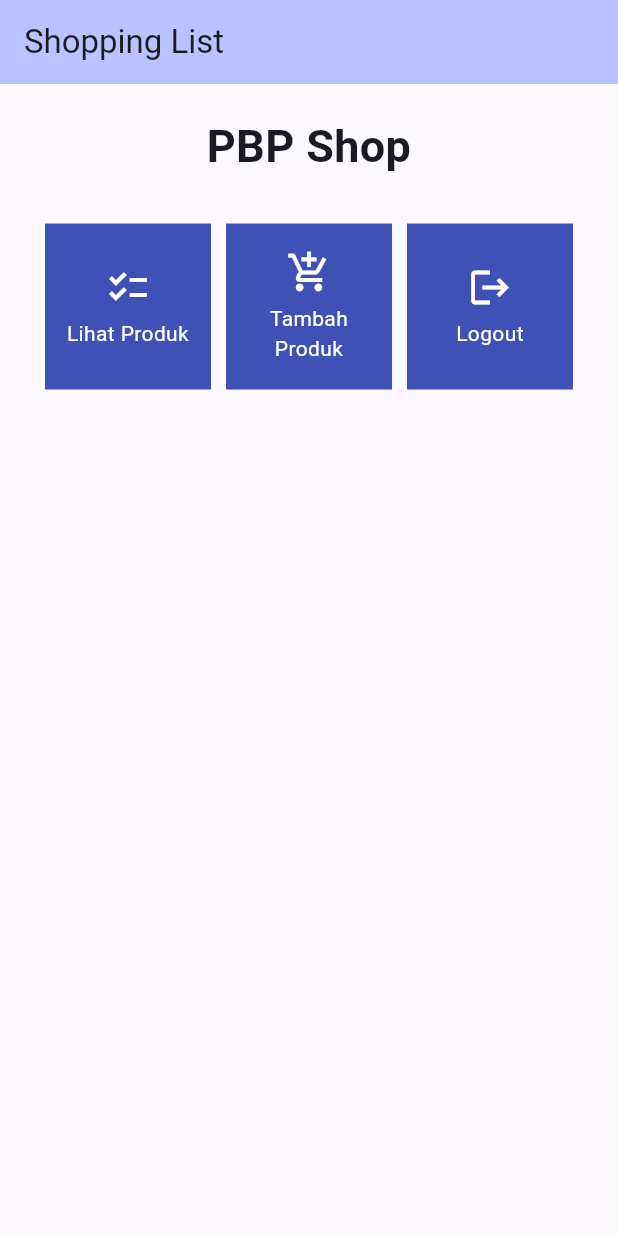
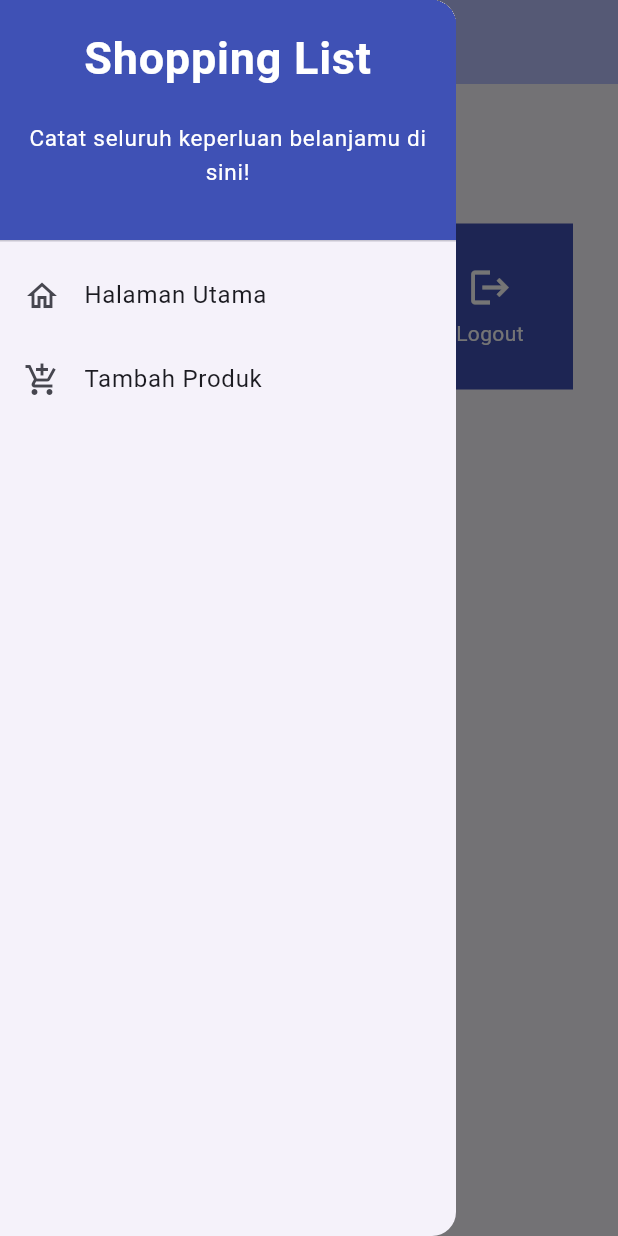
Before and after one commit to rontrying/shopping-list-mobile, a Flutter app: the screen it shows after launch, with the side drawer open (before the commit the screen has no drawer), on a phone screen of 412 x 824 dp. Run offline on Flutter 3.47's test engine with Material 2 defaults, Android fonts, the phone set to English and light mode, and no system bars.

Commit message:
selesai tutorial 7

```diff
--- a/lib/main.dart
+++ b/lib/main.dart
@@ -1,5 +1,5 @@
 import 'package:flutter/material.dart';
-import 'package:shopping_list/menu.dart';
+import 'package:shopping_list/screens/menu.dart';
 void main() {
   runApp(const MyApp());
 }
--- a/lib/menu.dart
+++ b/lib/screens/menu.dart
@@ -1,4 +1,6 @@
 import 'package:flutter/material.dart';
+import 'package:shopping_list/widgets/left_drawer.dart';
+import 'package:shopping_list/widgets/shop_card.dart';
 class MyHomePage extends StatelessWidget {
   MyHomePage({Key? key}) : super(key: key);
 
@@ -28,6 +30,7 @@ class MyHomePage extends StatelessWidget {
           'Shopping List',
         ),
       ),
+      drawer: const LeftDrawer(),
       body: SingleChildScrollView(
         // Widget wrapper yang dapat discroll
         child: Padding(
@@ -68,55 +71,3 @@ class MyHomePage extends StatelessWidget {
     );
   }
 }
-
-class ShopItem {
-  final String name;
-  final IconData icon;
-
-  ShopItem(this.name, this.icon);
-}
-
-class ShopCard extends StatelessWidget {
-  final ShopItem item;
-
-  const ShopCard(this.item, {super.key}); // Constructor
-
-  @override
-  Widget build(BuildContext context) {
-    return Material(
-      color: Colors.indigo,
-      child: InkWell(
-        // Area responsive terhadap sentuhan
-        onTap: () {
-          // Memunculkan SnackBar ketika diklik
-          ScaffoldMessenger.of(context)
-            ..hideCurrentSnackBar()
-            ..showSnackBar(SnackBar(
-                content: Text("Kamu telah menekan tombol ${item.name}!")));
-        },
-        child: Container(
-          // Container untuk menyimpan Icon dan Text
-          padding: const EdgeInsets.all(8),
-          child: Center(
-            child: Column(
-              mainAxisAlignment: MainAxisAlignment.center,
-              children: [
-                Icon(
-                  item.icon,
-                  color: Colors.white,
-                  size: 30.0,
-                ),
-                const Padding(padding: EdgeInsets.all(3)),
-                Text(
-                  item.name,
-                  textAlign: TextAlign.center,
-                  style: const TextStyle(color: Colors.white),
-                ),
-              ],
-            ),
-          ),
-        ),
-      ),
-    );
-  }
-}
--- /dev/null
+++ b/lib/widgets/left_drawer.dart
@@ -0,0 +1,68 @@
+import 'package:flutter/material.dart';
+import 'package:shopping_list/screens/menu.dart';
+import 'package:shopping_list/screens/shoplist_form.dart';
+
+class LeftDrawer extends StatelessWidget {
+  const LeftDrawer({super.key});
+
+  @override
+  Widget build(BuildContext context) {
+    return Drawer(
+      child: ListView(
+        children: [
+          const DrawerHeader(
+            decoration: BoxDecoration(
+    color: Colors.indigo,
+  ),
+  child: Column(
+    children: [
+      Text(
+        'Shopping List',
+        textAlign: TextAlign.center,
+        style: TextStyle(
+          fontSize: 30,
+          fontWeight: FontWeight.bold,
+          color: Colors.white,
+        ),
+      ),
+      Padding(padding: EdgeInsets.all(10)),
+      Text("Catat seluruh keperluan belanjamu di sini!",
+        textAlign: TextAlign.center,
+        style: TextStyle(
+          fontSize: 15,
+          fontWeight: FontWeight.normal,
+          color: Colors.white,
+        )
+          ),
+    ],
+  ),
+          ),
+          ListTile(
+  leading: const Icon(Icons.home_outlined),
+  title: const Text('Halaman Utama'),
+  // Bagian redirection ke MyHomePage
+  onTap: () {
+    Navigator.pushReplacement(
+        context,
+        MaterialPageRoute(
+          builder: (context) => MyHomePage(),
+        ));
+  },
+),
+ListTile(
+  leading: const Icon(Icons.add_shopping_cart),
+  title: const Text('Tambah Produk'),
+  // Bagian redirection ke ShopFormPage
+  onTap: () {
+    Navigator.pushReplacement(
+        context,
+        MaterialPageRoute(
+          builder: (context) => const ShopFormPage(),
+        ));
+  },
+),
+        ],
+      ),
+    );
+  }
+}
--- /dev/null
+++ b/lib/widgets/shop_card.dart
@@ -0,0 +1,58 @@
+import 'package:flutter/material.dart';
+import 'package:shopping_list/screens/shoplist_form.dart';
+class ShopItem {
+  final String name;
+  final IconData icon;
+
+  ShopItem(this.name, this.icon);
+}
+
+class ShopCard extends StatelessWidget {
+  final ShopItem item;
+
+  const ShopCard(this.item, {super.key}); // Constructor
+
+  @override
+  Widget build(BuildContext context) {
+    return Material(
+      color: Colors.indigo,
+      child: InkWell(
+        // Area responsive terhadap sentuhan
+        onTap: () {
+          // Memunculkan SnackBar ketika diklik
+          ScaffoldMessenger.of(context)
+            ..hideCurrentSnackBar()
+            ..showSnackBar(SnackBar(
+                content: Text("Kamu telah menekan tombol ${item.name}!")));
+          // Navigate ke route yang sesuai (tergantung jenis tombol)
+           if (item.name == "Tambah Produk") {
+              Navigator.push(context,
+                  MaterialPageRoute(builder: (context) => const ShopFormPage()));
+          }
+        },
+        child: Container(
+          // Container untuk menyimpan Icon dan Text
+          padding: const EdgeInsets.all(8),
+          child: Center(
+            child: Column(
+              mainAxisAlignment: MainAxisAlignment.center,
+              children: [
+                Icon(
+                  item.icon,
+                  color: Colors.white,
+                  size: 30.0,
+                ),
+                const Padding(padding: EdgeInsets.all(3)),
+                Text(
+                  item.name,
+                  textAlign: TextAlign.center,
+                  style: const TextStyle(color: Colors.white),
+                ),
+              ],
+            ),
+          ),
+        ),
+      ),
+    );
+  }
+}
```
Also changed, not shown: form_sample/analysis_options.yaml (added, +28 -0 lines), form_sample/lib/main.dart (added, +66 -0 lines), form_sample/pubspec.yaml (added, +90 -0 lines), lib/screens/shoplist_form.dart (added, +159 -0 lines), form_sample/pubspec.lock (added), 123 other files.
